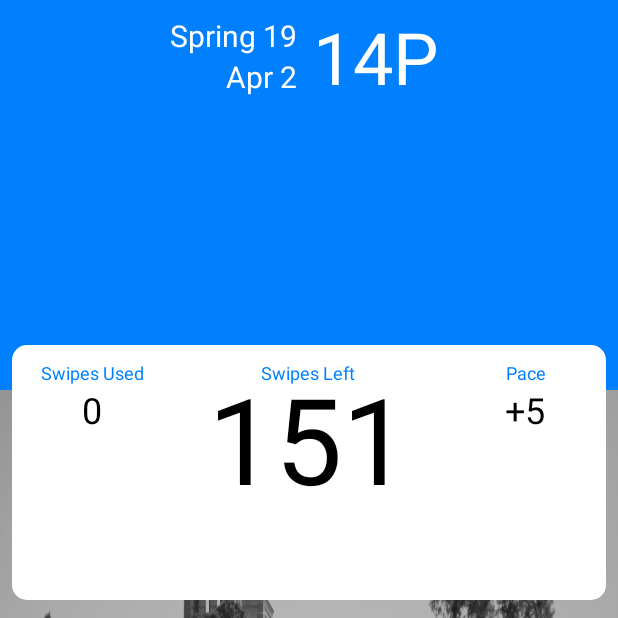
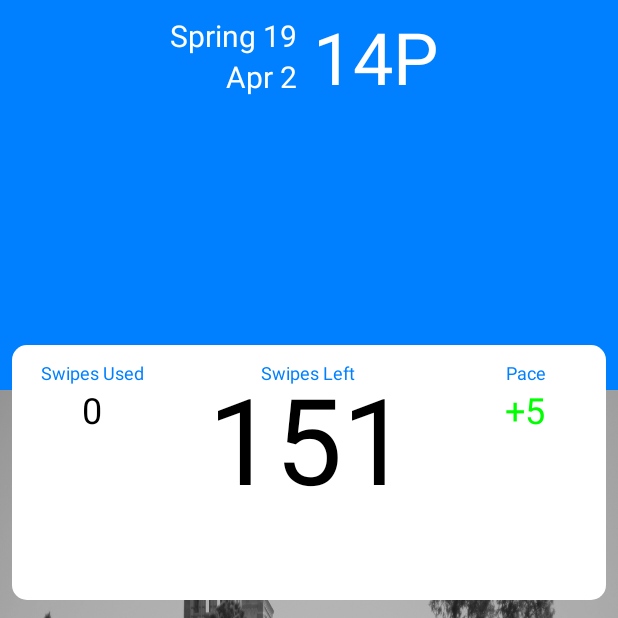
Before and after one commit to ncerdan/MySwipes, an Android app: the screen it shows after launch (MainActivity), on a phone screen of 412 x 824 dp, the top half of it. Run offline under Robolectric (Android 15) with nearby library versions, the phone set to English and light mode, and no system bars.

Commit message:
color pace text based on sign

```diff
--- a/app/src/main/java/com/nickcerdan/myswipes/MainActivity.java
+++ b/app/src/main/java/com/nickcerdan/myswipes/MainActivity.java
@@ -2,6 +2,7 @@ package com.nickcerdan.myswipes;
 
 import android.content.Intent;
 import android.content.SharedPreferences;
+import android.graphics.Color;
 import android.graphics.Point;
 import android.preference.PreferenceManager;
 import android.support.v7.app.AppCompatActivity;
@@ -156,6 +157,9 @@ public class MainActivity extends AppCompatActivity {
         }
         paceText = findViewById(R.id.pace);
         paceText.setText(paceString);
+        if (paceNum < 0)      paceText.setTextColor(Color.RED);
+        else if (paceNum > 0) paceText.setTextColor(Color.GREEN);
+        else                  paceText.setTextColor(Color.BLACK);
     }
 
     //calculates pace value
```
